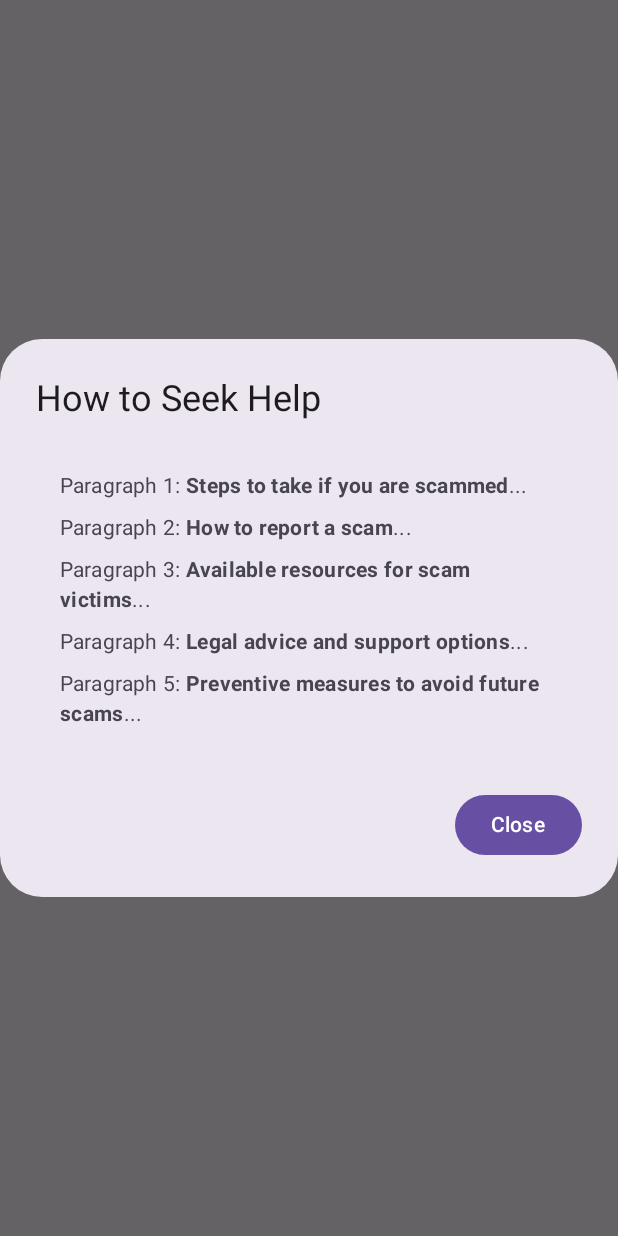
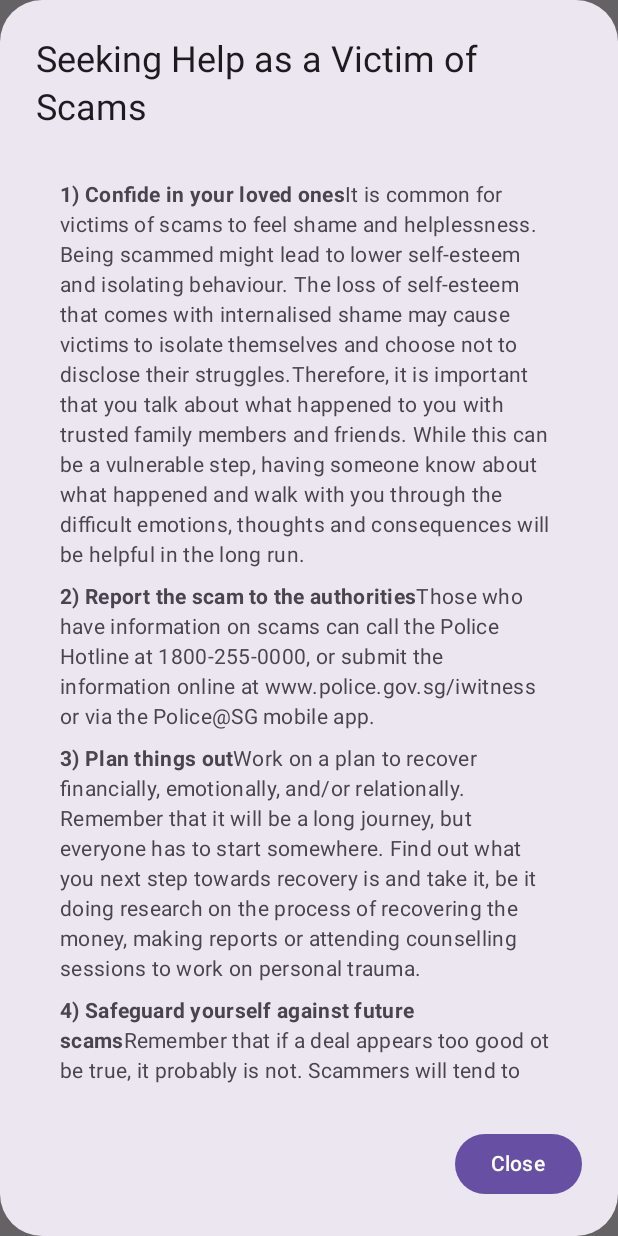
Before and after one commit to melly19/DolFin, an Android app built with Jetpack Compose: the composable SeekHelpDialog shown on its own in the app's theme, on a phone screen of 412 x 824 dp. Run offline under Robolectric (Android 15) with nearby library versions, the phone set to English and light mode, and no system bars.

Commit message:
Added info to scam info dialog

```diff
--- a/app/src/main/java/com/example/dolfin/ui/components/SeekHelpDialog.kt
+++ b/app/src/main/java/com/example/dolfin/ui/components/SeekHelpDialog.kt
@@ -23,7 +23,7 @@ fun SeekHelpDialog(onDismiss: () -> Unit) {
                 Text("Close")
             }
         },
-        title = { Text("How to Seek Help") },
+        title = { Text("Seeking Help as a Victim of Scams") },
         text = {
             Column(
                 modifier = Modifier
@@ -32,43 +32,32 @@ fun SeekHelpDialog(onDismiss: () -> Unit) {
                     .padding(16.dp)
             ) {
                 Text(buildAnnotatedString {
-                    append("Paragraph 1: ")
                     withStyle(style = SpanStyle(fontWeight = FontWeight.Bold)) {
-                        append("Steps to take if you are scammed")
+                        append("1) Confide in your loved ones")
                     }
-                    append("...")
+                    append("It is common for victims of scams to feel shame and helplessness. Being scammed might lead to lower self-esteem and isolating behaviour. The loss of self-esteem that comes with internalised shame may cause victims to isolate themselves and choose not to disclose their struggles.")
+                    append("Therefore, it is important that you talk about what happened to you with trusted family members and friends. While this can be a vulnerable step, having someone know about what happened and walk with you through the difficult emotions, thoughts and consequences will be helpful in the long run.")
                 })
                 Spacer(modifier = Modifier.height(8.dp))
                 Text(buildAnnotatedString {
-                    append("Paragraph 2: ")
                     withStyle(style = SpanStyle(fontWeight = FontWeight.Bold)) {
-                        append("How to report a scam")
+                        append("2) Report the scam to the authorities")
                     }
-                    append("...")
+                    append("Those who have information on scams can call the Police Hotline at 1800-255-0000, or submit the information online at www.police.gov.sg/iwitness or via the Police@SG mobile app.")
                 })
                 Spacer(modifier = Modifier.height(8.dp))
                 Text(buildAnnotatedString {
-                    append("Paragraph 3: ")
                     withStyle(style = SpanStyle(fontWeight = FontWeight.Bold)) {
-                        append("Available resources for scam victims")
+                        append("3) Plan things out")
                     }
-                    append("...")
+                    append("Work on a plan to recover financially, emotionally, and/or relationally. Remember that it will be a long journey, but everyone has to start somewhere. Find out what you next step towards recovery is and take it, be it doing research on the process of recovering the money, making reports or attending counselling sessions to work on personal trauma.")
                 })
                 Spacer(modifier = Modifier.height(8.dp))
                 Text(buildAnnotatedString {
-                    append("Paragraph 4: ")
                     withStyle(style = SpanStyle(fontWeight = FontWeight.Bold)) {
-                        append("Legal advice and support options")
+                        append("4) Safeguard yourself against future scams")
                     }
-                    append("...")
-                })
-                Spacer(modifier = Modifier.height(8.dp))
-                Text(buildAnnotatedString {
-                    append("Paragraph 5: ")
-                    withStyle(style = SpanStyle(fontWeight = FontWeight.Bold)) {
-                        append("Preventive measures to avoid future scams")
-                    }
-                    append("...")
+                    append("Remember that if a deal appears too good ot be true, it probably is not. Scammers will tend to reach out to you first - approach instead of respond. Official and credible organisations will rarely contact you directly via your phone number or email, and at the very most will rely only on advertisements targeted at the general public. Remember to only use official and credible sources.")
                 })
             }
         }
--- a/app/src/main/java/com/example/dolfin/ui/screens/HomeScreen.kt
+++ b/app/src/main/java/com/example/dolfin/ui/screens/HomeScreen.kt
@@ -27,15 +27,15 @@ fun HomeScreen() {
         verticalArrangement = Arrangement.Center
     ) {
         Button(onClick = { showScamsDialog = true }) {
-            Text("Learn About Scams")
+            Text("Learn about scams")
         }
         Spacer(modifier = Modifier.height(16.dp))
         Button(onClick = { showMeasuresDialog = true }) {
-            Text("Preventive Measures")
+            Text("Preventive measures")
         }
         Spacer(modifier = Modifier.height(16.dp))
         Button(onClick = { showHelpDialog = true }) {
-            Text("Seek Help")
+            Text("Where to seek help as a victim of fraud")
         }
     }
 
```
Also changed, not shown: app/src/main/java/com/example/dolfin/ui/components/PreventiveMeasuresDialog.kt (+40 -1 lines).
